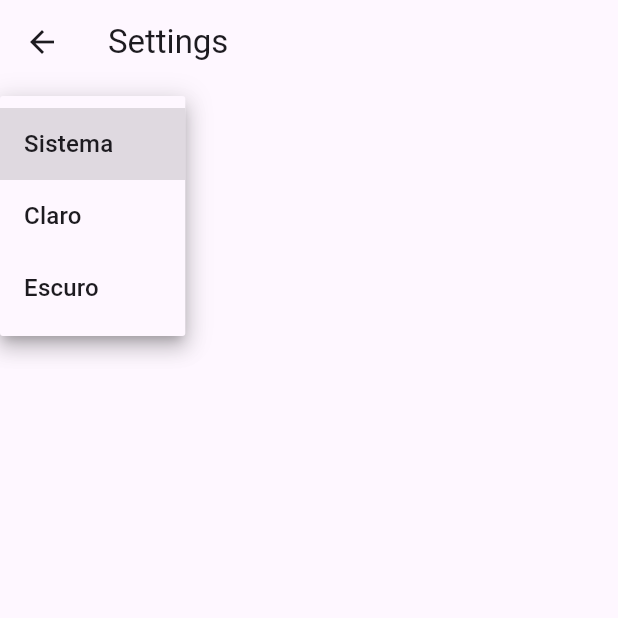
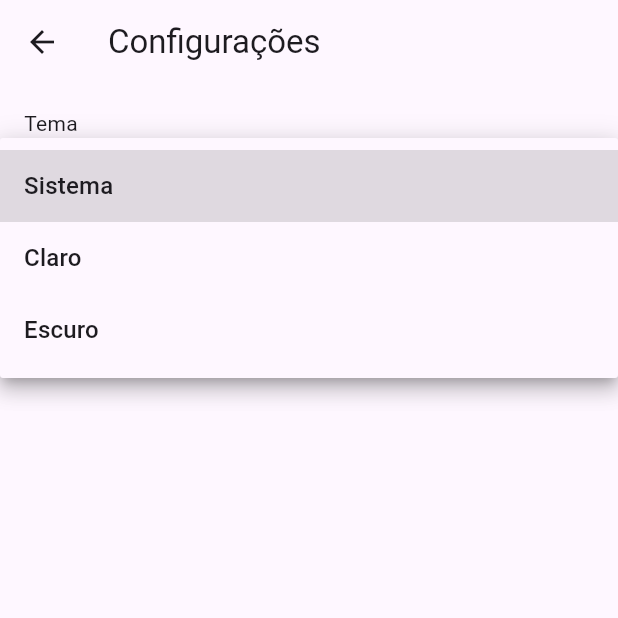
Before and after one commit to itspedro/Leiturando, a Flutter app: the SettingsView screen opened by its route, after a tap on "Sistema", on a phone screen of 412 x 824 dp, the top half of it. Run offline on Flutter 3.47's test engine with Material 3 defaults, Android fonts, the phone set to English and light mode, and no system bars; our stand-ins replace device_info, dio, hive, hive_flutter, permission_handler; accounts and stored records are empty.

Commit message:
[+]feat: settings view with translated text.

```diff
--- a/lib/src/settings/settings_view.dart
+++ b/lib/src/settings/settings_view.dart
@@ -13,11 +13,14 @@ class SettingsView extends StatelessWidget {
   Widget build(BuildContext context) {
     return Scaffold(
       appBar: AppBar(
-        title: const Text('Settings'),
+        title: const Text('Configurações'),
       ),
-      body: Padding(
+      body: ListView(
         padding: const EdgeInsets.all(16),
-        child: DropdownButton<ThemeMode>(
+        children: [
+          const Text('Tema'),
+          const SizedBox(height: 8),
+          DropdownButton<ThemeMode>(
             value: controller.themeMode,
             onChanged: controller.updateThemeMode,
             items: const [
@@ -35,6 +38,7 @@ class SettingsView extends StatelessWidget {
               )
             ],
           ),
+        ],
       ),
     );
   }
```
Lines whose indentation alone changed are shown as unchanged.
